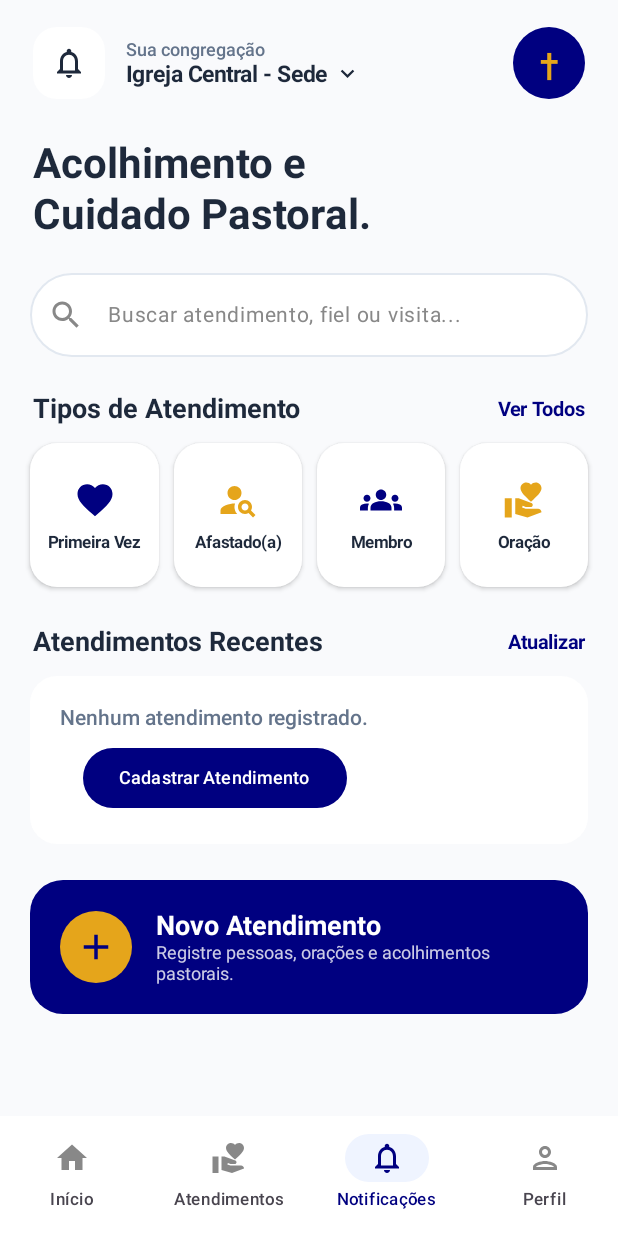
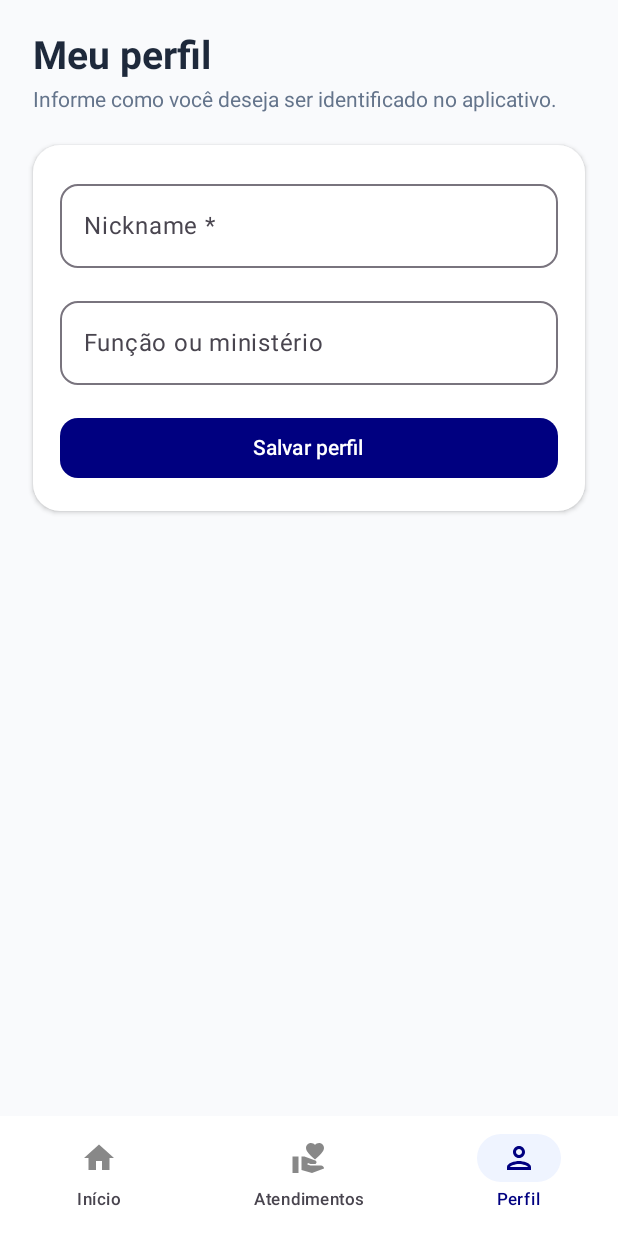
Before and after one commit to leandro311985/UniBook, an Android app built with Jetpack Compose: the composable HomeScreen shown on its own in the app's theme, item 3 of the bottom bar chosen, on a phone screen of 412 x 824 dp. Run offline under Robolectric (Android 15) with nearby library versions, the phone set to English and light mode, and no system bars; 2 statements that could not run were skipped.

Commit message:
commit save

```diff
--- a/androidApp/src/main/kotlin/com/leandro/unibook/worker/DelayedNotificationWorker.kt
+++ b/androidApp/src/main/kotlin/com/leandro/unibook/worker/DelayedNotificationWorker.kt
@@ -22,18 +22,22 @@ class DelayedNotificationWorker(
         val title = inputData.getString("NOTIFICATION_TITLE") ?: "✝ Lembrete Pastoral"
         val message = inputData.getString("NOTIFICATION_MESSAGE") ?: "Você tem um acompanhamento pendente."
 
-        NotificationHelper.showReminderNotification(
+        val notificationShown = NotificationHelper.showReminderNotification(
             context = applicationContext,
             id = id,
             title = title,
             message = message
         )
+        if (!notificationShown) {
+            return Result.retry()
+        }
 
         if (!attendanceId.isNullOrBlank()) {
             try {
                 apiService.confirmReminder(attendanceId)
             } catch (e: Exception) {
                 if (e is CancellationException) throw e
+                return Result.retry()
             }
         }
 
--- a/gradle/libs.versions.toml
+++ b/gradle/libs.versions.toml
@@ -17,7 +17,7 @@ kotlin = "2.4.21"
 material3 = "1.12.0-alpha03"
 ktor = "3.1.1"
 kotlinx-serialization = "1.8.0"
-kotlinx-datetime = "0.6.2"
+kotlinx-datetime = "0.7.1"
 coroutines = "1.10.1"
 koin = "4.0.2"
 androidx-work = "2.10.0"
--- a/shared/src/androidMain/kotlin/com/leandro/unibook/di/DeviceModule.android.kt
+++ b/shared/src/androidMain/kotlin/com/leandro/unibook/di/DeviceModule.android.kt
@@ -5,11 +5,14 @@ import com.leandro.unibook.attendance.data.local.AttendanceStorageRepository
 import com.leandro.unibook.core.device.AndroidDeviceIdProvider
 import com.leandro.unibook.core.device.DeviceIdProvider
 import com.leandro.unibook.home.data.AndroidChurchSettingsRepository
+import com.leandro.unibook.home.data.AndroidUserProfileRepository
 import com.leandro.unibook.home.data.ChurchSettingsRepository
+import com.leandro.unibook.home.data.UserProfileRepository
 import org.koin.dsl.module
 
 actual val platformDeviceModule = module {
     single<DeviceIdProvider> { AndroidDeviceIdProvider(context = get()) }
     single<ChurchSettingsRepository> { AndroidChurchSettingsRepository(context = get()) }
+    single<UserProfileRepository> { AndroidUserProfileRepository(context = get()) }
     single<AttendanceStorageRepository> { AndroidAttendanceStorageRepository(context = get()) }
 }
--- a/shared/src/commonMain/kotlin/com/leandro/unibook/attendance/SpiritualCare.kt
+++ b/shared/src/commonMain/kotlin/com/leandro/unibook/attendance/SpiritualCare.kt
@@ -24,9 +24,9 @@ import com.leandro.unibook.attendance.domain.model.ChurchSituation
 import com.leandro.unibook.attendance.presentation.AttendanceUiState
 import com.leandro.unibook.attendance.presentation.AttendanceViewModel
 import com.leandro.unibook.attendance.presentation.ui.CameraPhotoPicker
-import kotlinx.datetime.Clock
 import kotlinx.datetime.TimeZone
 import kotlinx.datetime.todayIn
+import kotlin.time.Clock
 import org.koin.compose.viewmodel.koinViewModel
 
 private val Navy = Color(0xFF10234E)
--- a/shared/src/commonMain/kotlin/com/leandro/unibook/home/HomeScren.kt
+++ b/shared/src/commonMain/kotlin/com/leandro/unibook/home/HomeScren.kt
@@ -21,6 +21,7 @@ import androidx.compose.ui.Modifier
 import androidx.compose.ui.draw.clip
 import androidx.compose.ui.graphics.Color
 import androidx.compose.ui.graphics.vector.ImageVector
+import androidx.compose.ui.text.font.FontStyle
 import androidx.compose.ui.text.font.FontWeight
 import androidx.compose.ui.tooling.preview.Preview
 import androidx.compose.ui.unit.dp
@@ -57,7 +58,12 @@ fun HomeScreen(
         uiState = uiState,
         churchName = viewModel.churchName,
         churchPhotoBase64 = viewModel.churchPhotoBase64,
+        userNickname = viewModel.userNickname,
+        userMinistry = viewModel.userMinistry,
         onSaveChurch = { name, photo -> viewModel.updateChurchProfile(name, photo) },
+        onSaveUserProfile = { nickname, ministry ->
+            viewModel.updateUserProfile(nickname, ministry)
+        },
         onAttendanceClick = onAttendanceClick,
         onViewAttendance = onViewAttendance,
         onEditAttendance = onEditAttendance,
@@ -70,7 +76,10 @@ fun HomeScreenContent(
     uiState: HomeUiState = HomeUiState.Loading,
     churchName: String = "Igreja Central - Sede",
     churchPhotoBase64: String = "",
+    userNickname: String = "",
+    userMinistry: String = "",
     onSaveChurch: (name: String, photoBase64: String) -> Unit = { _, _ -> },
+    onSaveUserProfile: (nickname: String, ministry: String) -> Unit = { _, _ -> },
     onAttendanceClick: () -> Unit = {},
     onViewAttendance: (AttendanceItem) -> Unit = {},
     onEditAttendance: (AttendanceItem) -> Unit = {},
@@ -78,6 +87,7 @@ fun HomeScreenContent(
 ) {
     var selectedTab by remember { mutableIntStateOf(0) }
     var searchQuery by remember { mutableStateOf("") }
+    var selectedSituationFilter by remember { mutableStateOf<String?>(null) }
 
     // Estados para o modal de personalização da igreja
     var showChurchModal by remember { mutableStateOf(false) }
@@ -167,7 +177,6 @@ fun HomeScreenContent(
                 val items = listOf(
                     "Início" to Icons.Default.Home,
                     "Atendimentos" to Icons.Default.VolunteerActivism,
-                    "Notificações" to Icons.Outlined.Notifications,
                     "Perfil" to Icons.Outlined.Person
                 )
 
@@ -195,7 +204,16 @@ fun HomeScreenContent(
             }
         }
     ) { padding ->
-
+        if (selectedTab == 2) {
+            UserProfileScreen(
+                nickname = userNickname,
+                ministry = userMinistry,
+                onSave = onSaveUserProfile,
+                modifier = Modifier
+                    .fillMaxSize()
+                    .padding(padding)
+            )
+        } else {
             Column(
                 modifier = Modifier
                     .fillMaxSize()
@@ -280,14 +298,25 @@ fun HomeScreenContent(
             }
 
             // Headline
+            Column(
+                modifier = Modifier.padding(horizontal = 22.dp, vertical = 8.dp)
+            ) {
                 Text(
-                "Acolhimento e\nCuidado Pastoral.",
-                fontSize = 28.sp,
+                    "“Levai as cargas uns dos outros e assim cumprireis a lei de Cristo.”",
+                    fontSize = 20.sp,
+                    fontStyle = FontStyle.Italic,
                     fontWeight = FontWeight.Bold,
                     color = TextDark,
-                lineHeight = 34.sp,
-                modifier = Modifier.padding(horizontal = 22.dp, vertical = 8.dp)
+                    lineHeight = 24.sp
                 )
+                Spacer(Modifier.height(6.dp))
+                Text(
+                    "Gálatas 6:2",
+                    fontSize = 13.sp,
+                    fontWeight = FontWeight.SemiBold,
+                    color = Gold
+                )
+            }
 
             Spacer(Modifier.height(14.dp))
 
@@ -330,15 +359,15 @@ fun HomeScreenContent(
                     fontWeight = FontWeight.Bold,
                     color = TextDark
                 )
-                TextTextButton(text = "Ver Todos") { }
+                TextTextButton(text = "Ver Todos") { selectedSituationFilter = null }
             }
 
             Spacer(Modifier.height(12.dp))
 
             val categories = listOf(
-                CategoryItem("Primeira Vez", Icons.Default.Favorite, AppColors.Primary),
-                CategoryItem("Afastado(a)", Icons.Default.PersonSearch, Gold),
-                CategoryItem("Membro", Icons.Default.Groups, AppColors.Primary),
+                CategoryItem("Primeira Vez", Icons.Default.Favorite, AppColors.Primary, "PRIMEIRA_VEZ"),
+                CategoryItem("Afastado(a)", Icons.Default.PersonSearch, Gold, "AFASTADO"),
+                CategoryItem("Membro", Icons.Default.Groups, AppColors.Primary, "MEMBRO"),
                 CategoryItem("Oração", Icons.Default.VolunteerActivism, Gold)
             )
 
@@ -349,13 +378,25 @@ fun HomeScreenContent(
                 horizontalArrangement = Arrangement.spacedBy(10.dp)
             ) {
                 categories.forEach { category ->
+                    val isSelected = category.situationFilter != null &&
+                        selectedSituationFilter == category.situationFilter
                     Card(
-                        onClick = onAttendanceClick,
+                        onClick = {
+                            val filter = category.situationFilter
+                            if (filter == null) {
+                                onAttendanceClick()
+                            } else {
+                                selectedSituationFilter =
+                                    if (isSelected) null else filter
+                            }
+                        },
                         modifier = Modifier
                             .weight(1f)
                             .height(96.dp),
                         shape = RoundedCornerShape(18.dp),
-                        colors = CardDefaults.cardColors(containerColor = Color.White),
+                        colors = CardDefaults.cardColors(
+                            containerColor = if (isSelected) category.color.copy(alpha = 0.1f) else Color.White
+                        ),
                         elevation = CardDefaults.cardElevation(2.dp)
                     ) {
                         Column(
@@ -435,8 +476,16 @@ fun HomeScreenContent(
                     }
                 }
                 is HomeUiState.Success -> {
-                    val attendances = (uiState).attendances
-                        .filter { searchQuery.isBlank() || it.nome.contains(searchQuery, ignoreCase = true) || it.maiorProblema.contains(searchQuery, ignoreCase = true) }
+                    val attendances = uiState.attendances.filter { item ->
+                        val matchesSearch = searchQuery.isBlank() ||
+                            item.nome.contains(searchQuery, ignoreCase = true) ||
+                            item.maiorProblema.contains(searchQuery, ignoreCase = true)
+                        val matchesSituation = selectedSituationFilter?.let { filter ->
+                            item.situacaoNaIgreja.any { it.matchesSituation(filter) }
+                        } ?: true
+
+                        matchesSearch && matchesSituation
+                    }
 
                     if (attendances.isEmpty()) {
                         Card(
@@ -531,6 +580,110 @@ fun HomeScreenContent(
             }
 
                 Spacer(Modifier.height(28.dp))
+            }
+        }
+    }
+}
+
+@Composable
+private fun UserProfileScreen(
+    nickname: String,
+    ministry: String,
+    onSave: (nickname: String, ministry: String) -> Unit,
+    modifier: Modifier = Modifier
+) {
+    var editedNickname by remember(nickname) { mutableStateOf(nickname) }
+    var editedMinistry by remember(ministry) { mutableStateOf(ministry) }
+    var nicknameError by remember { mutableStateOf(false) }
+    var profileSaved by remember { mutableStateOf(false) }
+
+    Column(
+        modifier = modifier
+            .verticalScroll(rememberScrollState())
+            .padding(22.dp)
+    ) {
+        Text(
+            "Meu perfil",
+            fontSize = 26.sp,
+            fontWeight = FontWeight.Bold,
+            color = TextDark
+        )
+        Spacer(Modifier.height(6.dp))
+        Text(
+            "Informe como você deseja ser identificado no aplicativo.",
+            fontSize = 14.sp,
+            color = TextMuted
+        )
+        Spacer(Modifier.height(22.dp))
+
+        Card(
+            modifier = Modifier.fillMaxWidth(),
+            shape = RoundedCornerShape(18.dp),
+            colors = CardDefaults.cardColors(containerColor = Color.White),
+            elevation = CardDefaults.cardElevation(2.dp)
+        ) {
+            Column(modifier = Modifier.padding(18.dp)) {
+                OutlinedTextField(
+                    value = editedNickname,
+                    onValueChange = {
+                        editedNickname = it
+                        nicknameError = false
+                        profileSaved = false
+                    },
+                    modifier = Modifier.fillMaxWidth(),
+                    label = { Text("Nickname *") },
+                    placeholder = { Text("Como devemos chamar você?") },
+                    singleLine = true,
+                    isError = nicknameError,
+                    supportingText = if (nicknameError) {
+                        { Text("Informe seu nickname.") }
+                    } else {
+                        null
+                    },
+                    shape = RoundedCornerShape(12.dp)
+                )
+                Spacer(Modifier.height(14.dp))
+                OutlinedTextField(
+                    value = editedMinistry,
+                    onValueChange = {
+                        editedMinistry = it
+                        profileSaved = false
+                    },
+                    modifier = Modifier.fillMaxWidth(),
+                    label = { Text("Função ou ministério") },
+                    placeholder = { Text("Ex.: Pastor, louvor, recepção") },
+                    singleLine = true,
+                    shape = RoundedCornerShape(12.dp)
+                )
+                Spacer(Modifier.height(18.dp))
+                Button(
+                    onClick = {
+                        val cleanNickname = editedNickname.trim()
+                        if (cleanNickname.isEmpty()) {
+                            nicknameError = true
+                            profileSaved = false
+                        } else {
+                            onSave(cleanNickname, editedMinistry.trim())
+                            editedNickname = cleanNickname
+                            editedMinistry = editedMinistry.trim()
+                            profileSaved = true
+                        }
+                    },
+                    modifier = Modifier.fillMaxWidth(),
+                    colors = ButtonDefaults.buttonColors(containerColor = AppColors.Primary),
+                    shape = RoundedCornerShape(12.dp)
+                ) {
+                    Text("Salvar perfil")
+                }
+                if (profileSaved) {
+                    Spacer(Modifier.height(10.dp))
+                    Text(
+                        "Perfil salvo neste dispositivo.",
+                        color = AppColors.Primary,
+                        fontSize = 13.sp
+                    )
+                }
+            }
         }
     }
 }
@@ -667,5 +820,15 @@ private fun TextTextButton(text: String, onClick: () -> Unit) {
 private data class CategoryItem(
     val title: String,
     val icon: ImageVector,
-    val color: Color
+    val color: Color,
+    val situationFilter: String? = null
 )
+
+private fun String.matchesSituation(filter: String): Boolean {
+    fun normalize(value: String) = value.trim()
+        .replace(" ", "_")
+        .replace("-", "_")
+        .uppercase()
+
+    return normalize(this) == normalize(filter)
+}
--- /dev/null
+++ b/shared/src/commonMain/kotlin/com/leandro/unibook/home/data/UserProfileRepository.kt
@@ -0,0 +1,7 @@
+package com.leandro.unibook.home.data
+
+interface UserProfileRepository {
+    fun getNickname(): String
+    fun getMinistry(): String
+    fun saveProfile(nickname: String, ministry: String)
+}
--- a/shared/src/commonMain/kotlin/com/leandro/unibook/home/presentation/HomeViewModel.kt
+++ b/shared/src/commonMain/kotlin/com/leandro/unibook/home/presentation/HomeViewModel.kt
@@ -7,6 +7,7 @@ import androidx.lifecycle.ViewModel
 import androidx.lifecycle.viewModelScope
 import com.leandro.unibook.attendance.domain.usecase.GetAttendancesUseCase
 import com.leandro.unibook.home.data.ChurchSettingsRepository
+import com.leandro.unibook.home.data.UserProfileRepository
 import kotlinx.coroutines.flow.MutableStateFlow
 import kotlinx.coroutines.flow.StateFlow
 import kotlinx.coroutines.flow.asStateFlow
@@ -15,7 +16,8 @@ import kotlinx.coroutines.launch
 
 class HomeViewModel(
     private val getAttendances: GetAttendancesUseCase,
-    private val churchSettingsRepository: ChurchSettingsRepository? = null
+    private val churchSettingsRepository: ChurchSettingsRepository? = null,
+    private val userProfileRepository: UserProfileRepository? = null
 ) : ViewModel() {
 
     private val _uiState = MutableStateFlow<HomeUiState>(HomeUiState.Loading)
@@ -25,6 +27,10 @@ class HomeViewModel(
         private set
 
     var churchPhotoBase64 by mutableStateOf(churchSettingsRepository?.getChurchPhoto() ?: "")
+        private set
+    var userNickname by mutableStateOf(userProfileRepository?.getNickname().orEmpty())
+        private set
+    var userMinistry by mutableStateOf(userProfileRepository?.getMinistry().orEmpty())
         private set
 
     init {
@@ -37,6 +43,12 @@ class HomeViewModel(
         churchSettingsRepository?.saveChurchPhoto(photoBase64)
         churchName = name
         churchPhotoBase64 = photoBase64
+    }
+
+    fun updateUserProfile(nickname: String, ministry: String) {
+        userProfileRepository?.saveProfile(nickname, ministry)
+        userNickname = nickname
+        userMinistry = ministry
     }
 
     private fun observeAttendances() {
```
Also changed, not shown: androidApp/src/main/kotlin/com/leandro/unibook/MainActivity.kt (+31 -0 lines), androidApp/src/main/kotlin/com/leandro/unibook/notification/NotificationHelper.kt (+28 -4 lines), androidApp/src/main/kotlin/com/leandro/unibook/worker/ReminderWorker.kt (+0 -9 lines), shared/src/androidMain/kotlin/com/leandro/unibook/home/data/AndroidUserProfileRepository.kt (added, +23 -0 lines), shared/src/commonMain/kotlin/com/leandro/unibook/di/AttendanceModule.kt (+7 -1 lines), 3 other files. Lines whose indentation alone changed are shown as unchanged.
